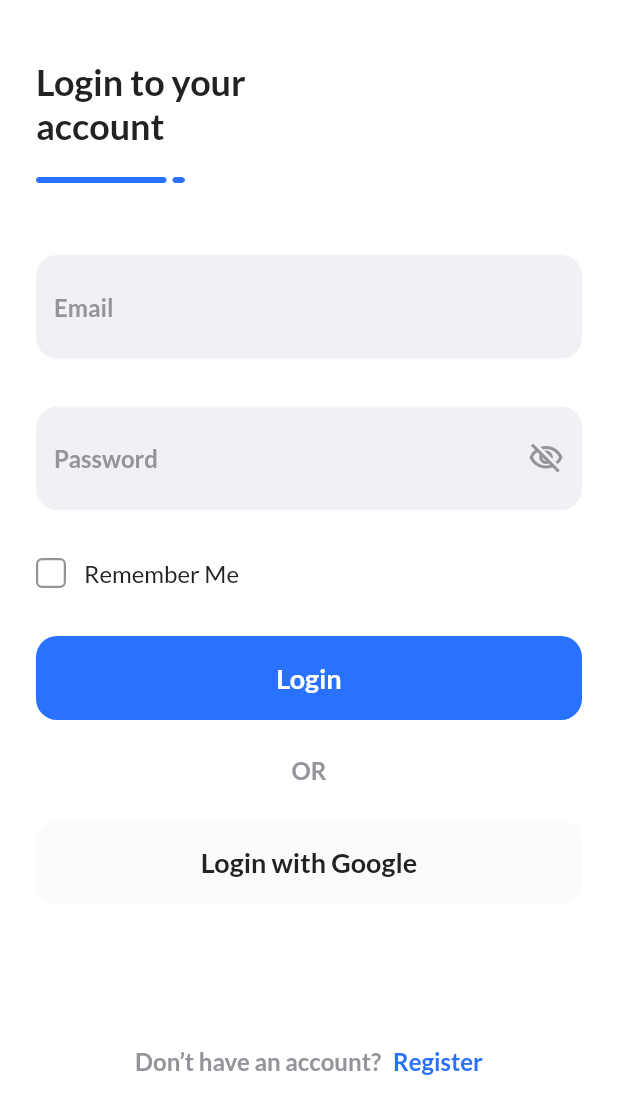
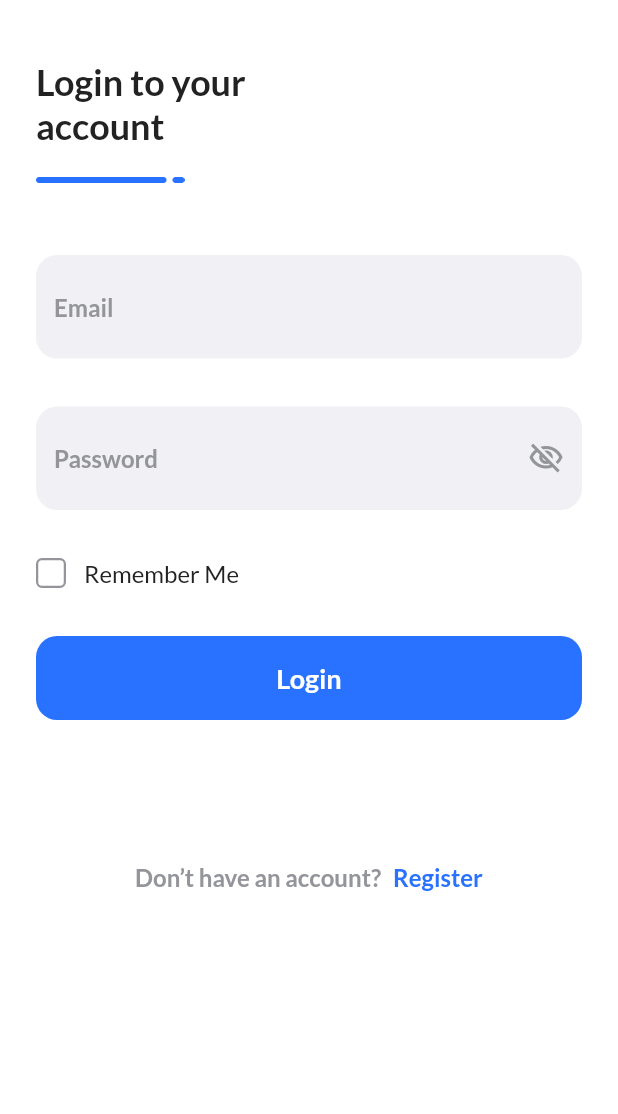
Before and after one commit to whisnuys/coinfo, a Flutter app: the screen it shows after launch, on a phone screen of 412 x 824 dp. Shown: the top 1114 px of the screen. Run offline on Flutter 3.47's test engine with Material 2 defaults, Android fonts, the phone set to English and light mode, and no system bars; our stand-ins replace bloc, equatable, fl_chart, flutter_bloc, flutter_svg, flutter_switch and 3 more; missing offline and left inert: chart_sparkline; accounts and stored records are empty.

Commit message:
delete google login

```diff
--- a/lib/screens/login_screen.dart
+++ b/lib/screens/login_screen.dart
@@ -201,25 +201,25 @@ class _LoginScreenState extends State<LoginScreen> {
                   );
                 },
               ),
-              Container(
-                margin: const EdgeInsets.symmetric(vertical: 24),
-                child: Center(
-                  child: Text(
-                    'OR',
-                    style: greyTextStyle.copyWith(
-                      fontSize: 16,
-                      fontWeight: semiBold,
-                    ),
-                  ),
-                ),
-              ),
-              CustomButton(
-                text: 'Login with Google',
-                bgColor: kBackgroundColor,
-                textStyle:
-                    blackTextStyle.copyWith(fontSize: 18, fontWeight: semiBold),
-                onTap: () {},
-              ),
+              // Container(
+              //   margin: const EdgeInsets.symmetric(vertical: 24),
+              //   child: Center(
+              //     child: Text(
+              //       'OR',
+              //       style: greyTextStyle.copyWith(
+              //         fontSize: 16,
+              //         fontWeight: semiBold,
+              //       ),
+              //     ),
+              //   ),
+              // ),
+              // CustomButton(
+              //   text: 'Login with Google',
+              //   bgColor: kBackgroundColor,
+              //   textStyle:
+              //       blackTextStyle.copyWith(fontSize: 18, fontWeight: semiBold),
+              //   onTap: () {},
+              // ),
               const SizedBox(
                 height: 95,
               ),
```
